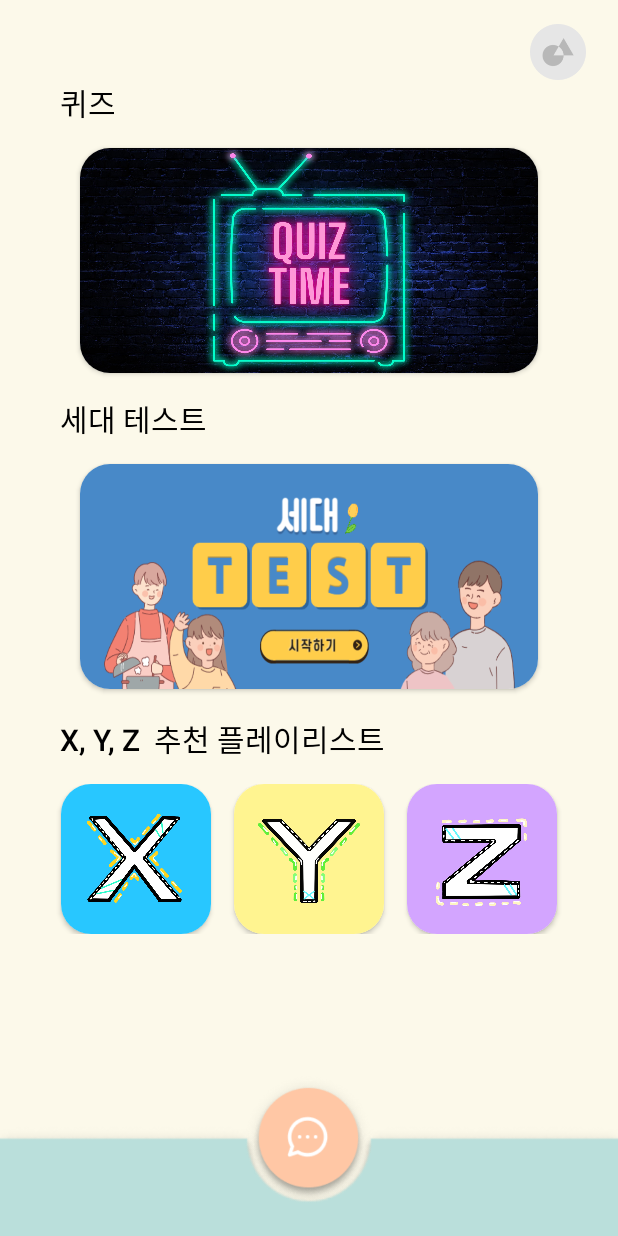
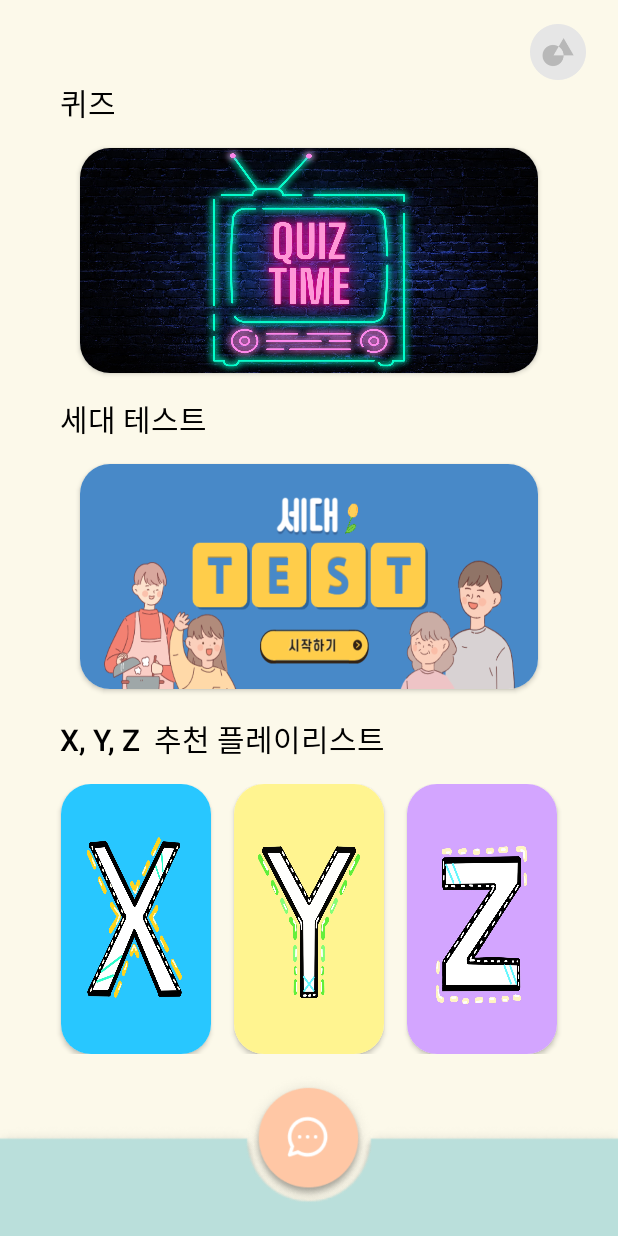
Before and after one commit to Sookmyung-Software-Hackathon/TEAM11-BARIBARI, an Android app: the layout activity_main.xml on its own in the app's theme, with its tools: preview values and no code run, on a phone screen of 412 x 824 dp. Run offline under Robolectric (Android 15) with nearby library versions, the phone set to English and light mode, and no system bars.

Commit message:
Update activity_main.xml

```diff
--- a/Common/app/src/main/res/layout/activity_main.xml
+++ b/Common/app/src/main/res/layout/activity_main.xml
@@ -111,7 +111,7 @@
                 <ImageView
                     android:id="@+id/XplaylistImg"
                     android:layout_width="100dp"
-                    android:layout_height="100dp"
+                    android:layout_height="match_parent"
                     android:scaleType="fitXY"
                     android:src="@drawable/x_playlist" />
             </androidx.cardview.widget.CardView>
@@ -129,7 +129,7 @@
                 <ImageView
                     android:id="@+id/YplaylistImg"
                     android:layout_width="100dp"
-                    android:layout_height="100dp"
+                    android:layout_height="match_parent"
                     android:scaleType="fitXY"
                     android:src="@drawable/y_playlist"
                     app:srcCompat="@drawable/y_playlist" />
@@ -148,7 +148,7 @@
                 <ImageView
                     android:id="@+id/ZplaylistImg"
                     android:layout_width="100dp"
-                    android:layout_height="100dp"
+                    android:layout_height="match_parent"
                     android:scaleType="fitXY"
                     android:src="@drawable/z_playlist"
                     app:srcCompat="@drawable/z_playlist" />
```
